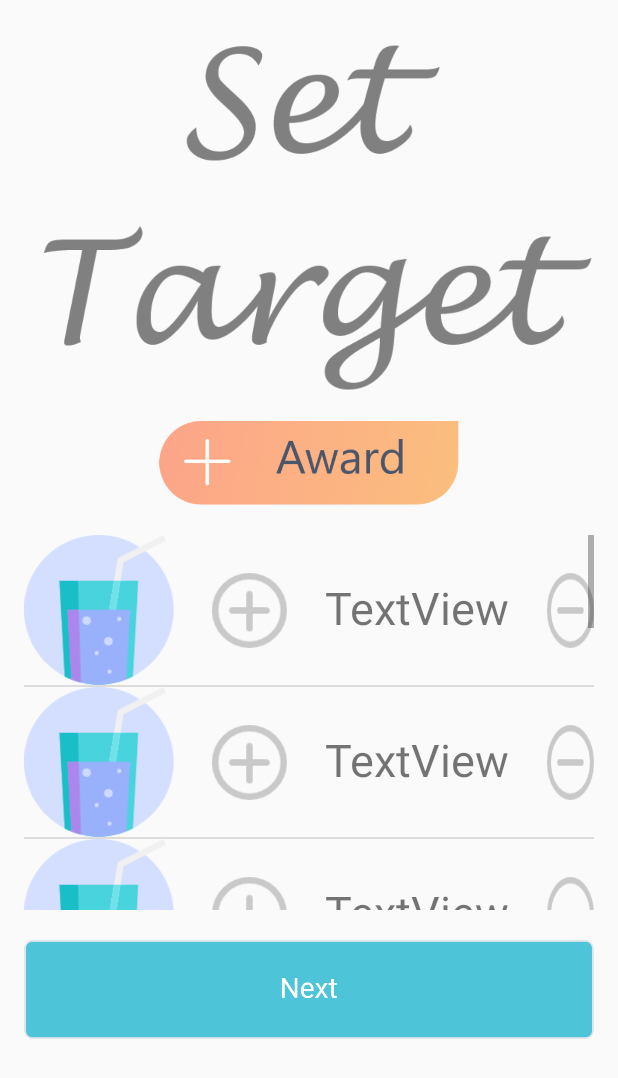
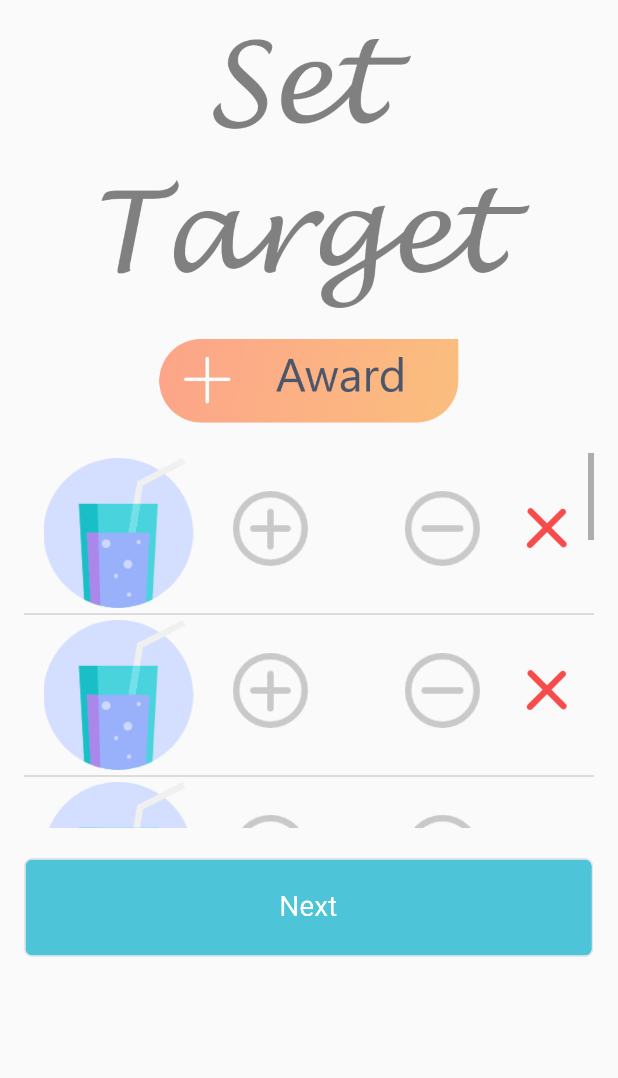
Before and after one commit to mekptang/KidFinance, an Android app: the screen it shows after launch (MainActivity), in the side drawer, after a tap on "SET TARGET", on a phone screen of 412 x 824 dp. Shown: the top 1078 px of the screen. Run offline under Robolectric (Android 15) with nearby library versions, the phone set to English and light mode, and no system bars.

Commit message:
set target modified item list UI

```diff
--- a/app/src/main/java/com/example/kidfinance/SetTargetFragment.java
+++ b/app/src/main/java/com/example/kidfinance/SetTargetFragment.java
@@ -44,7 +44,7 @@ public class SetTargetFragment extends Fragment {
         }
         @Override
         public View getView(int position, View convertView, ViewGroup parent){
-            ViewHolder mainViewHolder = null;
+
             if(convertView == null){
                 LayoutInflater inflater = LayoutInflater.from(getContext());
                 convertView = inflater.inflate(layout, parent, false);
@@ -75,11 +75,6 @@ public class SetTargetFragment extends Fragment {
                 });
 
                 convertView.setTag(viewHolder);
-
-            }else{
-
-                mainViewHolder = (ViewHolder) convertView.getTag();
-
             }
 
             return convertView;
--- a/app/src/main/res/layout/fragment_target.xml
+++ b/app/src/main/res/layout/fragment_target.xml
@@ -1,20 +1,20 @@
 <?xml version="1.0" encoding="utf-8"?>
 <LinearLayout xmlns:android="http://schemas.android.com/apk/res/android"
-    xmlns:app="http://schemas.android.com/apk/res-auto"
-    xmlns:tools="http://schemas.android.com/tools"
     android:layout_width="match_parent"
     android:layout_height="match_parent"
     android:orientation="vertical"
     android:paddingLeft="16dp"
-    android:paddingRight="16dp">
+    android:paddingRight="16dp"
+    android:layout_weight="10"
+    >
 
 
     <ImageView
         android:id="@+id/title_set_target"
-        android:layout_width="wrap_content"
-        android:layout_height="wrap_content"
+        android:layout_width="match_parent"
+        android:layout_height="196dp"
+        android:layout_marginTop="10dp"
         android:adjustViewBounds="true"
-        android:layout_marginTop="10dp"
         android:background="@null"
         android:scaleType="centerInside"
         android:src="@drawable/target_set_target_word" />
@@ -37,25 +37,20 @@
             android:src="@drawable/target_add_award" />
     </RelativeLayout>
 
-    <RelativeLayout android:id="@+id/RelativeLayout02"
-        android:layout_width="fill_parent"
-        android:layout_height="wrap_content"
-        xmlns:android="http://schemas.android.com/apk/res/android">
     <ListView
         android:id="@+id/target_item_list"
         android:layout_width="match_parent"
-        android:layout_height="250dp"
-        />
-    </RelativeLayout>
+        android:maxHeight="250dp"
+        android:layout_height="250dp"/>
 
     <ImageButton
         android:id="@+id/set_next"
-        android:layout_marginTop="20dp"
         android:layout_width="match_parent"
         android:layout_height="wrap_content"
+        android:layout_marginTop="20dp"
         android:adjustViewBounds="true"
         android:background="@null"
-        android:scaleType="fitCenter"
+        android:scaleType="centerInside"
         android:src="@drawable/target_next_button" />
 
 
--- a/app/src/main/res/layout/item_list_set_target.xml
+++ b/app/src/main/res/layout/item_list_set_target.xml
@@ -1,16 +1,16 @@
 <?xml version="1.0" encoding="utf-8"?>
-<RelativeLayout xmlns:android="http://schemas.android.com/apk/res/android"
-    xmlns:app="http://schemas.android.com/apk/res-auto"
-    xmlns:tools="http://schemas.android.com/tools"
+<LinearLayout xmlns:android="http://schemas.android.com/apk/res/android"
     android:layout_width="match_parent"
     android:layout_height="match_parent"
-    android:orientation="vertical">
-
+    android:weightSum="10">
 
     <ImageView
         android:id="@+id/item_logo"
         android:layout_width="100dp"
         android:layout_height="100dp"
+        android:layout_marginTop="3dp"
+        android:layout_marginBottom="3dp"
+        android:layout_weight="2"
         android:src="@drawable/target_blue_juice" />
 
     <ImageButton
@@ -18,43 +18,37 @@
         android:layout_width="50dp"
         android:layout_height="50dp"
         android:layout_marginTop="25dp"
-        android:layout_marginLeft="25dp"
-        android:scaleType="fitXY"
-        android:layout_toRightOf="@id/item_logo"
-        android:src="@drawable/target_plus"
-        android:background="@null"/>
+        android:layout_weight="2"
+        android:background="@null"
+        android:scaleType="centerInside"
+        android:src="@drawable/target_plus" />
 
     <TextView
         android:id="@+id/item_count"
+        android:layout_weight="3"
         android:layout_width="wrap_content"
         android:layout_height="wrap_content"
         android:layout_marginTop="28dp"
-        android:layout_marginLeft="25dp"
-        android:layout_toRightOf="@id/plus_item"
-        android:text="TextView"
-        android:textSize="30sp"
-        tools:text="0" />
+        android:textSize="30sp" />
 
     <ImageButton
         android:id="@+id/minus_item"
         android:layout_width="50dp"
         android:layout_height="50dp"
         android:layout_marginTop="25dp"
-        android:layout_marginLeft="25dp"
-        android:scaleType="fitXY"
-        android:layout_toRightOf="@id/item_count"
-        android:src="@drawable/target_minus"
-        android:background="@null"/>
+        android:layout_weight="2"
+        android:background="@null"
+        android:scaleType="centerInside"
+        android:src="@drawable/target_minus" />
 
     <ImageButton
         android:id="@+id/item_cancel"
         android:layout_width="50dp"
         android:layout_height="50dp"
         android:layout_marginTop="25dp"
-        android:layout_marginLeft="40dp"
-        android:scaleType="fitXY"
-        android:layout_toRightOf="@id/minus_item"
-        android:src="@drawable/target_cross"
-        android:background="@null"/>
+        android:layout_weight="1"
+        android:background="@null"
+        android:scaleType="centerInside"
+        android:src="@drawable/target_cross" />
 
-</RelativeLayout>
+</LinearLayout>
```
